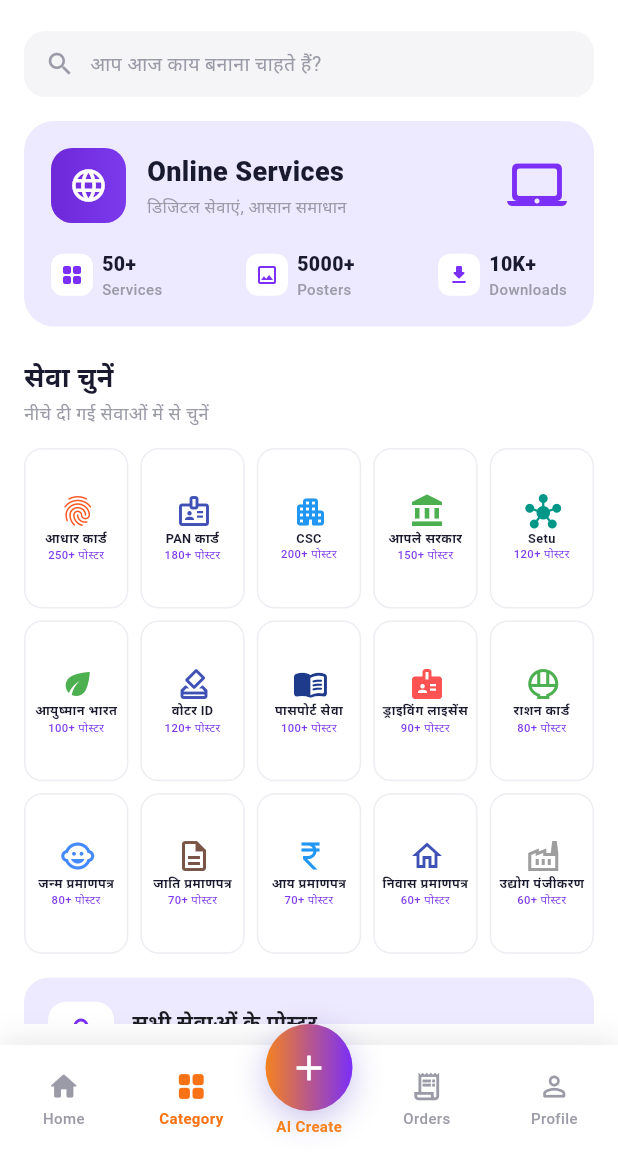
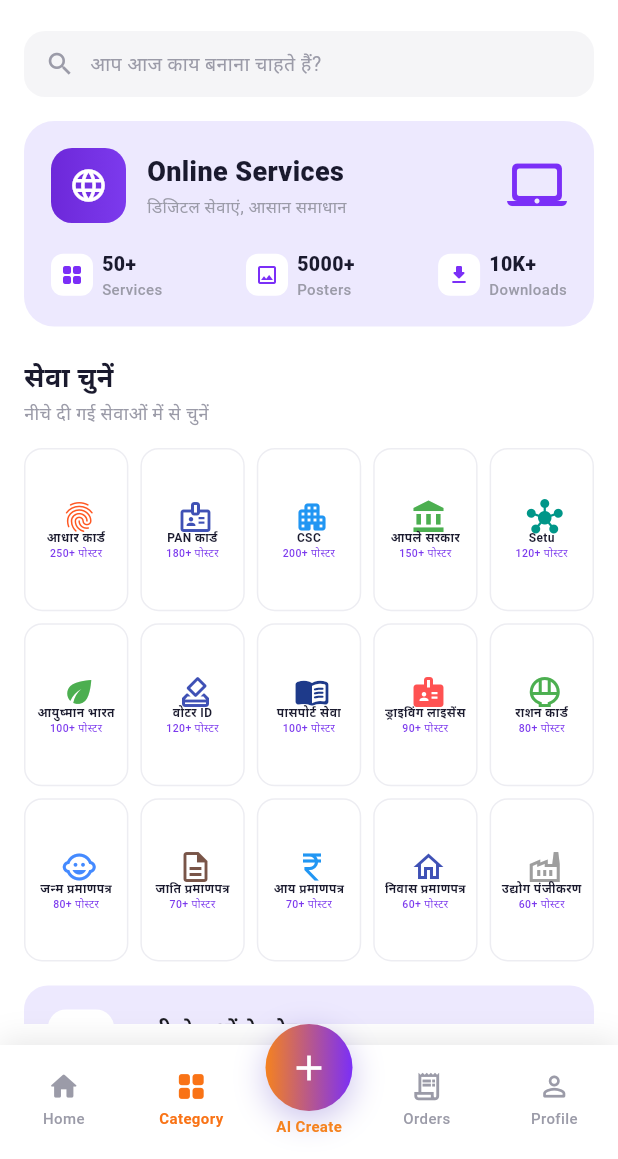
Before and after one commit to vivekgupta-tech/Flexwala, a Flutter app: the BusinessCategoryScreen screen opened by its route, on a phone screen of 412 x 824 dp, the part 77-1236 px from its top. Run offline on Flutter 3.47's test engine with Material 3 defaults, Android fonts, the phone set to English and light mode, and no system bars; our stand-ins replace connectivity_plus, dio, equatable, flutter_bloc, flutter_secure_storage, get_it and 1 more; accounts and stored records are empty; network calls fail.

Commit message:
Adjust layout and font sizes in `ServiceGridItem` and update grid aspect ratio

```diff
--- a/lib/features/menu/presentation/pages/Service_grid_item.dart
+++ b/lib/features/menu/presentation/pages/Service_grid_item.dart
@@ -33,13 +33,13 @@
             borderRadius: BorderRadius.circular(12),
             border: Border.all(color: AppColors.cardBorder),
           ),
-          padding: const EdgeInsets.symmetric(vertical: 4, horizontal: 2),
+          padding: const EdgeInsets.symmetric(vertical: 2, horizontal: 1),
           child: Column(
             mainAxisAlignment: MainAxisAlignment.center,
             mainAxisSize: MainAxisSize.min,
             children: [
-              SizedBox(height: 22, width: 22, child: item.icon),
-              const SizedBox(height: 3),
+              SizedBox(height: 20, width: 20, child: item.icon),
+              const SizedBox(height: 2),
               Flexible(
                 child: Text(
                   item.title,
@@ -47,10 +47,10 @@
                   maxLines: 2,
                   overflow: TextOverflow.ellipsis,
                   style: const TextStyle(
-                    fontSize: 8.5,
+                    fontSize: 8,
                     fontWeight: FontWeight.w600,
                     color: AppColors.textDark,
-                    height: 1.1,
+                    height: 1.0,
                   ),
                 ),
               ),
@@ -62,7 +62,7 @@
                   overflow: TextOverflow.ellipsis,
                   textAlign: TextAlign.center,
                   style: const TextStyle(
-                    fontSize: 7.5,
+                    fontSize: 7,
                     fontWeight: FontWeight.w500,
                     color: AppColors.counterPurple,
                   ),
--- a/lib/features/menu/presentation/pages/business_category_screen.dart
+++ b/lib/features/menu/presentation/pages/business_category_screen.dart
@@ -248,7 +248,7 @@
         crossAxisCount: 5,
         mainAxisSpacing: 8,
         crossAxisSpacing: 8,
-        childAspectRatio: 0.65,
+        childAspectRatio: 0.64,
       ),
       itemBuilder: (context, index) {
         return ServiceGridItem(
```
